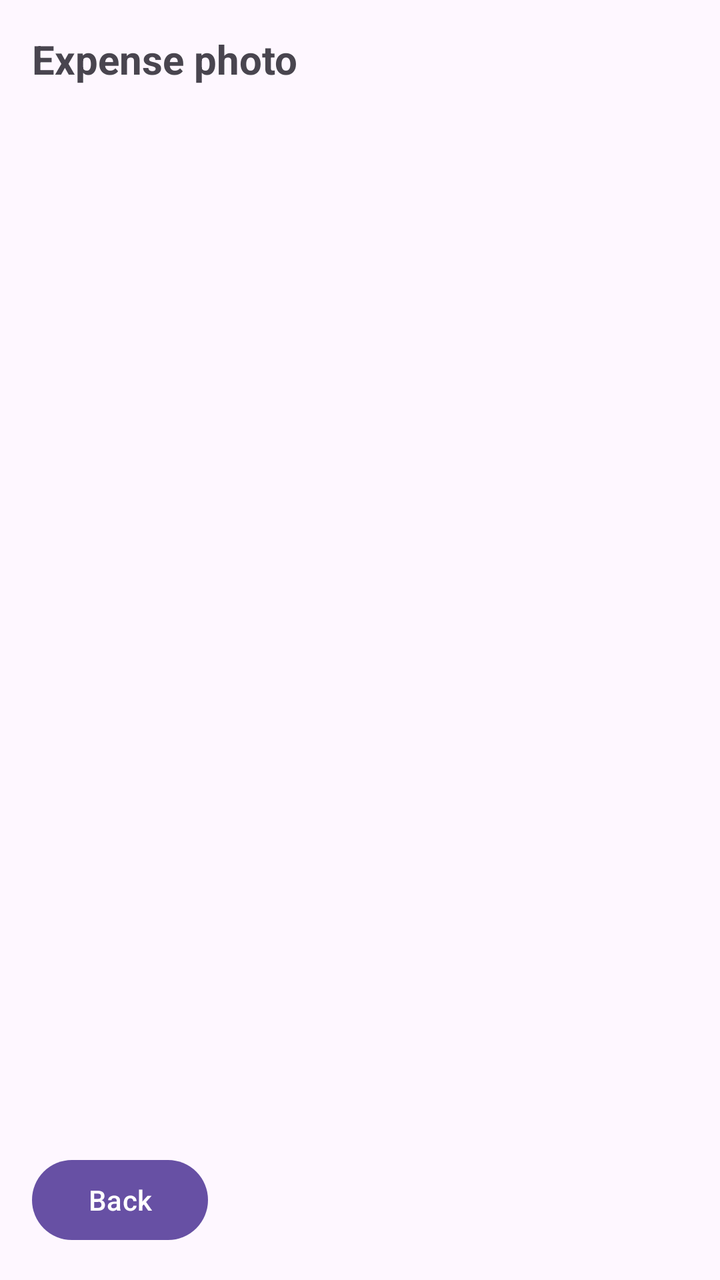
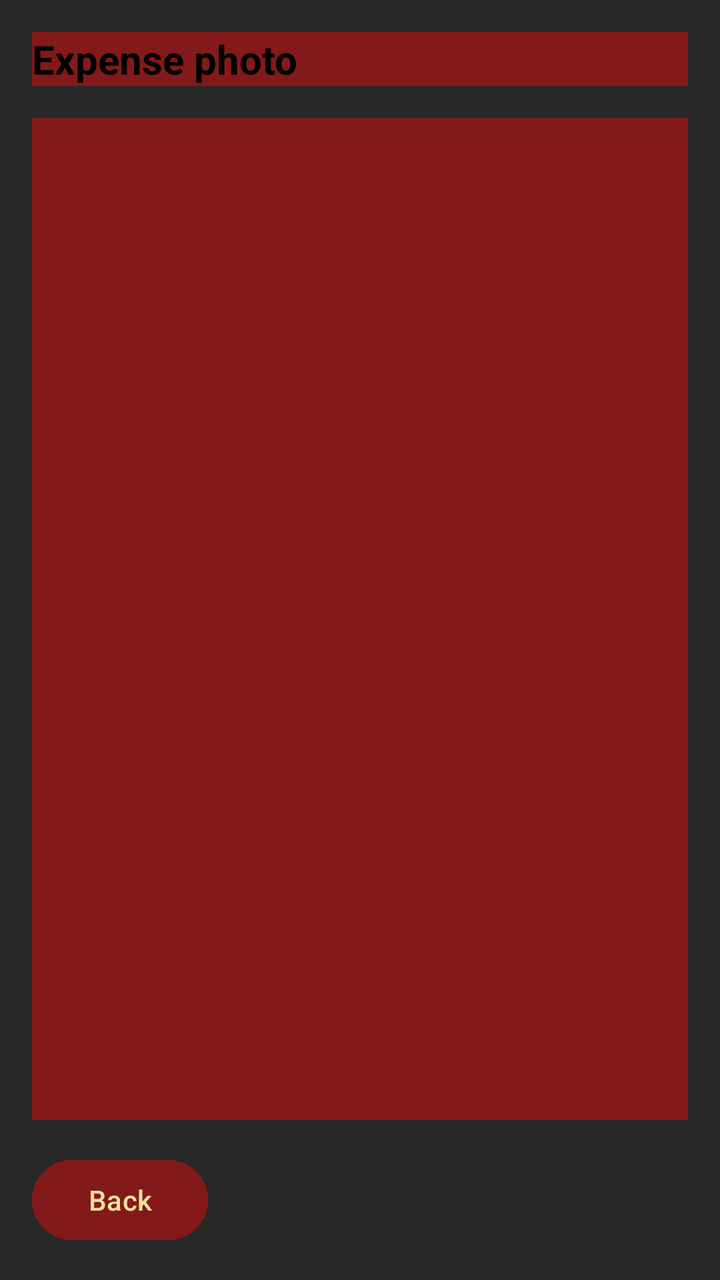

An Android layout rendered at two revisions. The XML below is the earlier revision; the diff shows what the commit changed to produce the second picture.
<!-- AndroidManifest.xml: application theme Theme.OPSC7311Introduction -->
<!-- res/layout/activity_expense_photo.xml -->
<?xml version="1.0" encoding="utf-8"?>
<androidx.constraintlayout.widget.ConstraintLayout xmlns:android="http://schemas.android.com/apk/res/android"
    xmlns:app="http://schemas.android.com/apk/res-auto"
    xmlns:tools="http://schemas.android.com/tools"
    android:layout_width="match_parent"
    android:layout_height="match_parent"
    android:padding="16dp"
    tools:context=".ExpensePhoto">

    <TextView
        android:id="@+id/tvPhotoTitle"
        android:layout_width="0dp"
        android:layout_height="wrap_content"
        android:text="Expense photo"
        android:textSize="20sp"
        android:textStyle="bold"
        app:layout_constraintEnd_toEndOf="parent"
        app:layout_constraintStart_toStartOf="parent"
        app:layout_constraintTop_toTopOf="parent" />

    <ImageView
        android:id="@+id/imgExpensePhoto"
        android:layout_width="0dp"
        android:layout_height="0dp"
        android:layout_marginTop="16dp"
        android:layout_marginBottom="16dp"
        android:contentDescription="Expense photo"
        android:scaleType="fitCenter"
        app:layout_constraintBottom_toTopOf="@id/btnPhotoBack"
        app:layout_constraintEnd_toEndOf="parent"
        app:layout_constraintStart_toStartOf="parent"
        app:layout_constraintTop_toBottomOf="@id/tvPhotoTitle" />

    <Button
        android:id="@+id/btnPhotoBack"
        android:layout_width="wrap_content"
        android:layout_height="wrap_content"
        android:text="Back"
        app:layout_constraintBottom_toBottomOf="parent"
        app:layout_constraintStart_toStartOf="parent" />

</androidx.constraintlayout.widget.ConstraintLayout>
<!-- resources referenced by this layout -->
<resources>
  <style name="Theme.OPSC7311Introduction" parent="Base.Theme.OPSC7311Introduction" />
  <style name="Base.Theme.OPSC7311Introduction" parent="Theme.Material3.DayNight.NoActionBar">
          
          
      </style>
</resources>

<!-- the commit's change to res/layout/activity_expense_photo.xml (unified diff, before → after) -->
@@ -4,6 +4,7 @@
     xmlns:tools="http://schemas.android.com/tools"
     android:layout_width="match_parent"
     android:layout_height="match_parent"
+    android:background="#282828"
     android:padding="16dp"
     tools:context=".ExpensePhoto">
 
@@ -11,7 +12,9 @@
         android:id="@+id/tvPhotoTitle"
         android:layout_width="0dp"
         android:layout_height="wrap_content"
+        android:background="#841919"
         android:text="Expense photo"
+        android:textColor="#000000"
         android:textSize="20sp"
         android:textStyle="bold"
         app:layout_constraintEnd_toEndOf="parent"
@@ -24,6 +27,7 @@
         android:layout_height="0dp"
         android:layout_marginTop="16dp"
         android:layout_marginBottom="16dp"
+        android:background="#841919"
         android:contentDescription="Expense photo"
         android:scaleType="fitCenter"
         app:layout_constraintBottom_toTopOf="@id/btnPhotoBack"
@@ -35,7 +39,9 @@
         android:id="@+id/btnPhotoBack"
         android:layout_width="wrap_content"
         android:layout_height="wrap_content"
+        android:backgroundTint="#841919"
         android:text="Back"
+        android:textColor="#EBE19D"
         app:layout_constraintBottom_toBottomOf="parent"
         app:layout_constraintStart_toStartOf="parent" />
 
